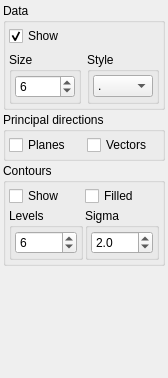
Qt form ui/widget_linear.ui (ondrolexa/readsdb) before a commit.
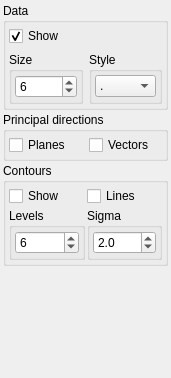
The same form after that commit.

The edit to the form file:
```diff
--- a/ui/widget_linear.ui
+++ b/ui/widget_linear.ui
@@ -6,7 +6,7 @@
    <rect>
     <x>0</x>
     <y>0</y>
-    <width>168</width>
+    <width>171</width>
     <height>378</height>
    </rect>
   </property>
@@ -319,7 +319,7 @@
       <item row="0" column="1">
        <widget class="QCheckBox" name="checkContoursFilled">
         <property name="text">
-         <string>Filled</string>
+         <string>Lines</string>
         </property>
        </widget>
       </item>
```
Left out of the diff: 2 changed lines with no effect on the pictures.
